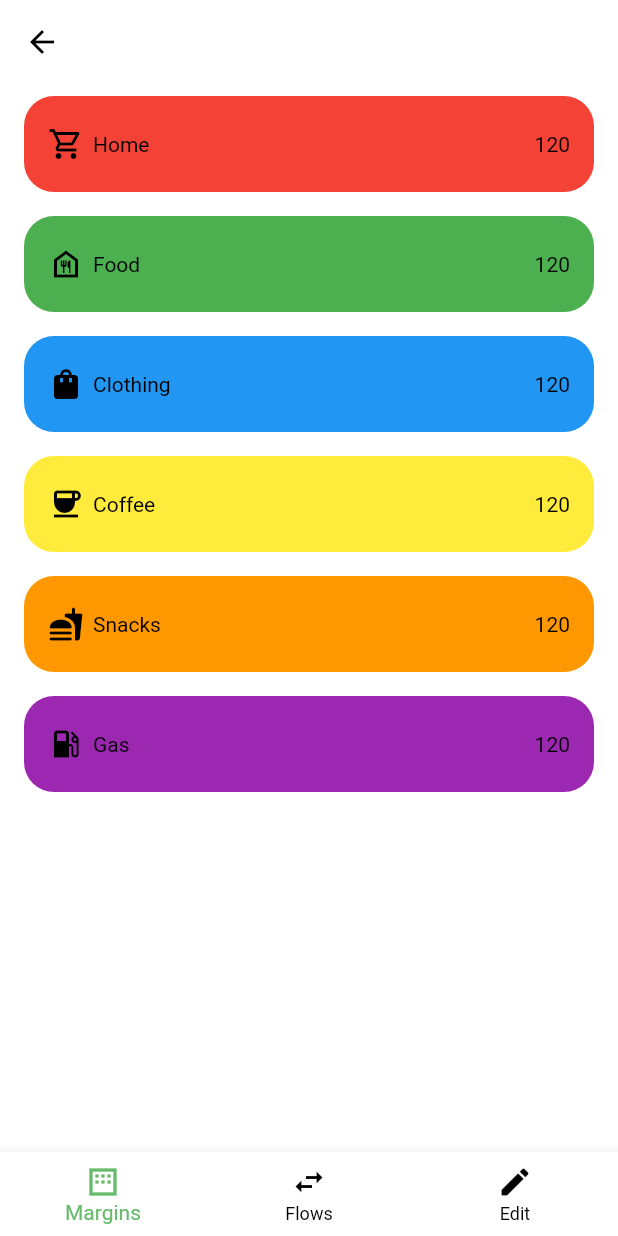
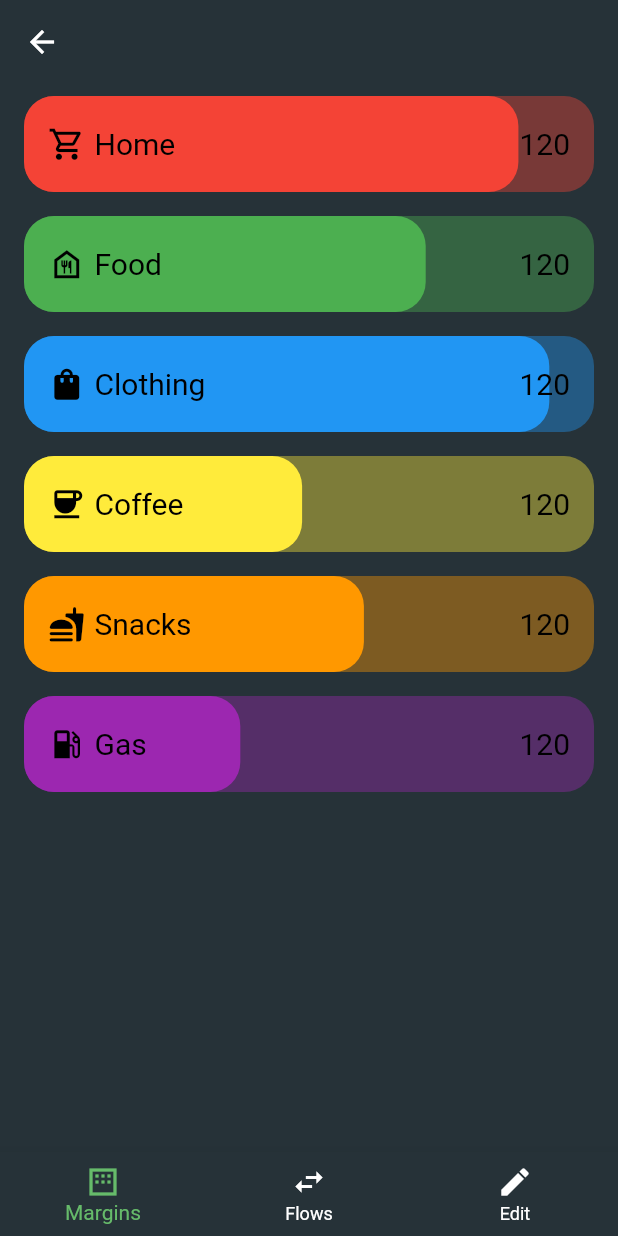
Before and after one commit to AthanasiosPapazoglou/exp_margins, a Flutter app: the screen it shows after launch, on a phone screen of 412 x 824 dp. Run offline on Flutter 3.47's test engine with Material 2 defaults, Android fonts, the phone set to English and light mode, and no system bars.

```diff
--- a/lib/main.dart
+++ b/lib/main.dart
@@ -15,15 +15,15 @@ class ExpenseMargins extends StatelessWidget {
       theme: ThemeData.dark().copyWith(
 
        primaryColor: Colors.green.shade400,
-       scaffoldBackgroundColor: Colors.white,
+       scaffoldBackgroundColor: Colors.blueGrey.shade900,
       ),
       home: Scaffold(
         appBar: AppBar(
-          backgroundColor: Colors.white,
+          backgroundColor: Colors.blueGrey.shade900,
           elevation: 0,
           leading: const Icon(
             Icons.arrow_back,
-            color: Colors.black,),
+            color: Colors.white,),
         ),
         body: const MainMenu(),
       ),
--- a/lib/main_menu.dart
+++ b/lib/main_menu.dart
@@ -52,7 +52,7 @@ class _MainMenuState extends State<MainMenu> {
         currentIndex: _selectedIndex,
         backgroundColor: Theme.of(context).scaffoldBackgroundColor,
         selectedItemColor: Theme.of(context).primaryColor,
-        unselectedItemColor: Colors.black,
+        unselectedItemColor: Colors.white,
         onTap: onNavBarTap,
       ),
     );
--- a/lib/margins_page.dart
+++ b/lib/margins_page.dart
@@ -32,6 +32,15 @@ class MarginsPage extends StatelessWidget {
     Icons.local_gas_station
   ];
 
+  final List<double> dummyPercentage = [
+    .8,
+    .65,
+    .85,
+    .45,
+    .55,
+    .35,
+  ];
+
   @override
   Widget build(BuildContext context) {
     return ListView.builder(
@@ -39,32 +48,66 @@ class MarginsPage extends StatelessWidget {
       itemBuilder: (BuildContext context, int index) {
         return Padding(
           padding: EdgeInsetsDirectional.fromSTEB(16, 8, 16, 8),
-          child: Container(
+          child: Stack(
+            alignment: Alignment.center,
+            children: <Widget>[
+              Container(
                 padding: EdgeInsetsDirectional.fromSTEB(16, 8, 16, 8),
                 width: double.infinity,
                 height: 64,
                 decoration: BoxDecoration(
                   borderRadius: BorderRadius.circular(20),
+                  color: dummyColor[index].withOpacity(.4),
+                ),
+              ),
+              Align(
+                alignment: Alignment.centerLeft,
+                child: TweenAnimationBuilder<double>(
+                  duration: Duration(seconds: 2),
+                  tween: Tween<double>(begin: 1, end: dummyPercentage[index]),
+                  builder: (BuildContext context, double value, Widget? child){
+                     return Container(
+                        width: MediaQuery.of(context).size.width *
+                            value,
+                        height: 64,
+                        decoration: BoxDecoration(
+                            borderRadius: BorderRadius.circular(20),
                             color: dummyColor[index]),
-            child: Center(
+                      );
+                  },
+                ),
+              ),
+              Padding(
+                padding: EdgeInsetsDirectional.fromSTEB(16, 8, 16, 8),
                 child: Row(
                   mainAxisAlignment: MainAxisAlignment.spaceBetween,
                   children: <Widget>[
                     Row(
                       children: <Widget>[
-                      Icon(dummyIcons[index],
-                      color: Colors.black),
+                        Icon(
+                          dummyIcons[index],
+                          color: Colors.black,
+                          size: 25,),
                         SizedBox(width: 6),
                         Text(
                           dummyCategories[index],
-                        style: const TextStyle(color: Colors.black),
+                          style: const TextStyle(
+                            color: Colors.black,
+                            fontSize: 20),
                         ),
                       ],
                     ),
-                  Text('120', style: TextStyle(color: Colors.black),)
+                    Text(
+                      '120',
+                      style: TextStyle(
+                        color: Colors.black,
+                        fontSize: 20,
+                      ),
+                    )
                   ],
                 ),
               ),
+            ],
           ),
         );
       },
```
Lines whose indentation alone changed are shown as unchanged.
